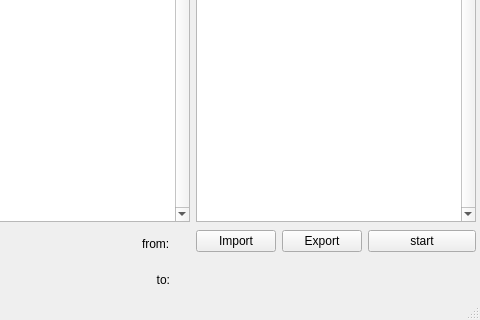
j2cry/SPA2, file ui/spa2.ui: the form before one commit; both pictures show x 402 to 882 and y 116 to 436 of the 882 by 436 pixel window.
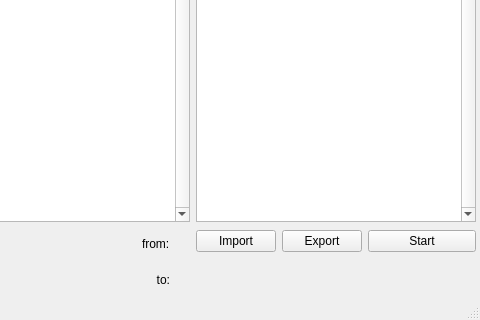
The form after the commit. Icons and pictures are not drawn. Custom widgets are drawn as their Qt base class.

Patch:
```diff
--- a/ui/spa2.ui
+++ b/ui/spa2.ui
@@ -285,7 +285,11 @@
          </sizepolicy>
         </property>
         <property name="text">
-         <string>start</string>
+         <string>Start</string>
+        </property>
+        <property name="icon">
+         <iconset>
+          <normaloff>../resources/start.svg</normaloff>../resources/start.svg</iconset>
         </property>
        </widget>
       </item>
```
